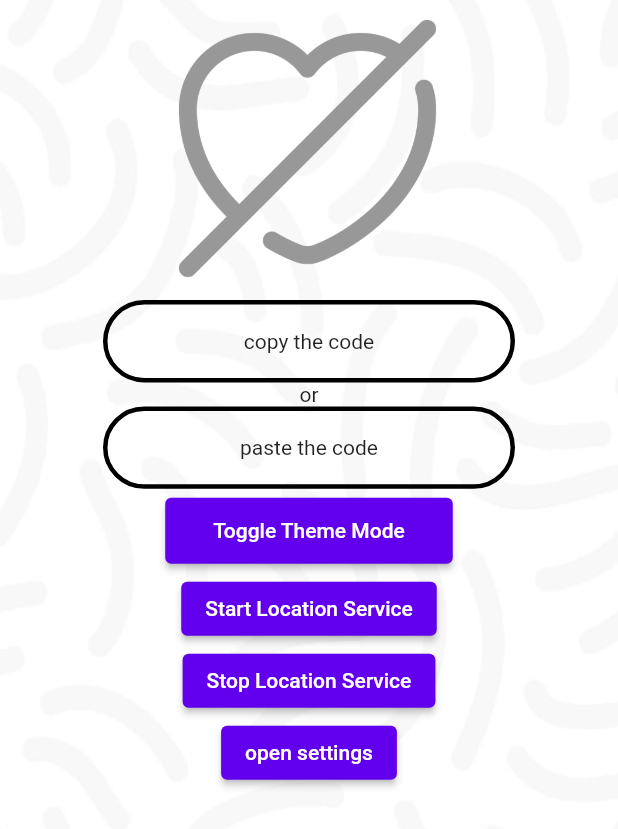
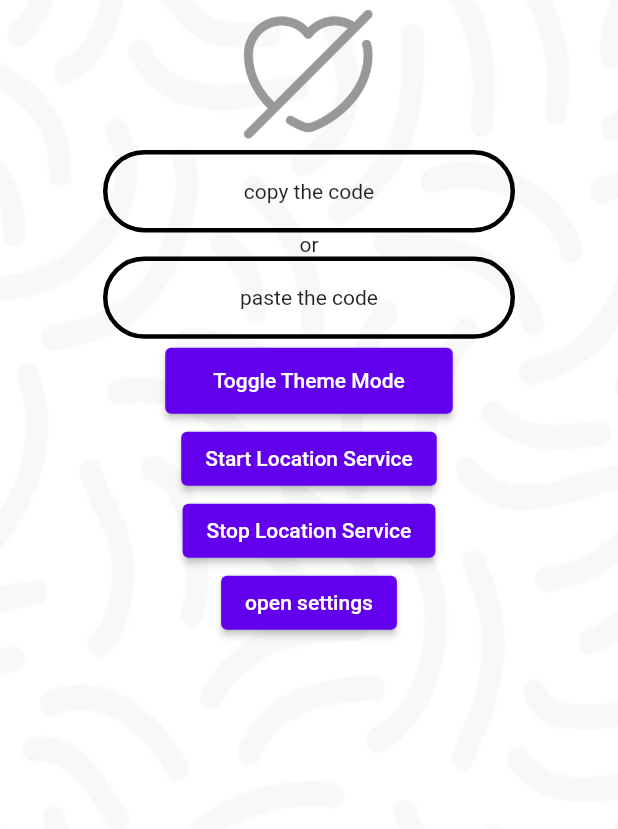
Before and after one commit to lolmaxlevel/compass_app, a Flutter app: the screen it shows after launch, on a phone screen of 412 x 824 dp. Shown: the top 829 px of the screen. Run offline on Flutter 3.47's test engine with Material 2 defaults, Android fonts, the phone set to English and light mode, and no system bars; our stand-ins replace adaptive_theme, pin_code_fields, shared_preferences; missing offline and left inert: background_location, mutex.

Commit message:
fixed bad background location package

```diff
--- a/lib/pages/main_screen.dart
+++ b/lib/pages/main_screen.dart
@@ -25,12 +25,12 @@ class MainScreen extends StatefulWidget {
 
 class _MainScreenState extends State<MainScreen> {
   final lock = Mutex();
-  bool heart_clicked = true;
+  bool heartClicked = true;
   dynamic ws;
   String host = "";
   String id = "";
   final Future<SharedPreferences> _prefs = SharedPreferences.getInstance();
-  late AssetImage heartImage = AssetImage('assets/heart/heart-crossed.png');
+  late AssetImage heartImage = const AssetImage('assets/heart/heart-crossed.png');
   @override
   void initState() {
     _prefs.then((SharedPreferences prefs) {
@@ -71,7 +71,7 @@ class _MainScreenState extends State<MainScreen> {
                         child: AnimatedSwitcher(
                           duration: const Duration(seconds: 1),
                           child: Image(image: heartImage,
-                            width: 200, height: 200, color: Theme.of(context).primaryColor,),
+                            width: 100, height: 100, color: Theme.of(context).primaryColor,),
                       ),
                       ),
 
@@ -116,8 +116,8 @@ class _MainScreenState extends State<MainScreen> {
 
   void changeHeart(){
     setState(() {
-      heart_clicked = !heart_clicked;
-      heartImage = AssetImage(heart_clicked?'assets/heart/heart.png':'assets/heart/heart-crossed.png');
+      heartClicked = !heartClicked;
+      heartImage = AssetImage(heartClicked?'assets/heart/heart.png':'assets/heart/heart-crossed.png');
     });
   }
 
--- a/pubspec.yaml
+++ b/pubspec.yaml
@@ -34,7 +34,9 @@ dependencies:
   shared_preferences: ^2.1.0
   adaptive_theme: ^3.2.0
   background_location:
-      path: C:\background_location-0.9.0\
+    git:
+      url: https://github.com/Almoullim/background_location
+      ref: master
 
 
   # The following adds the Cupertino Icons font to your application.
```
